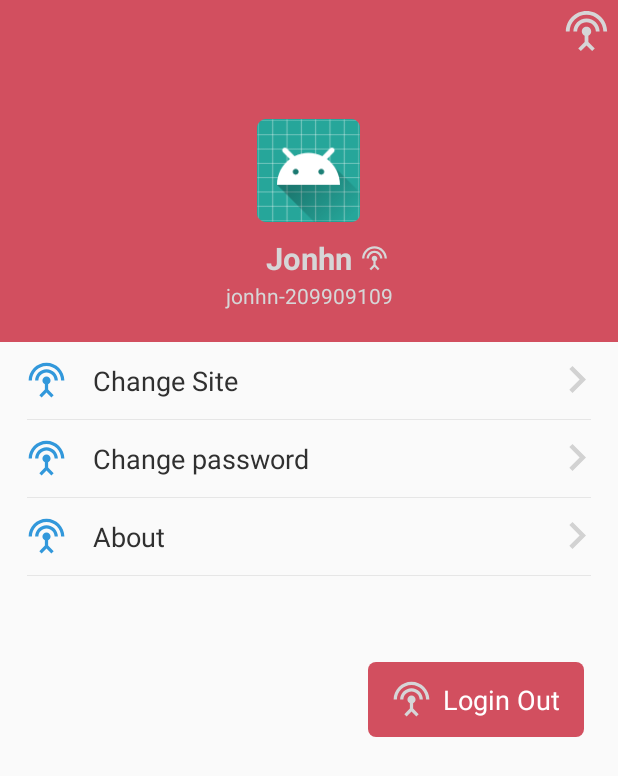
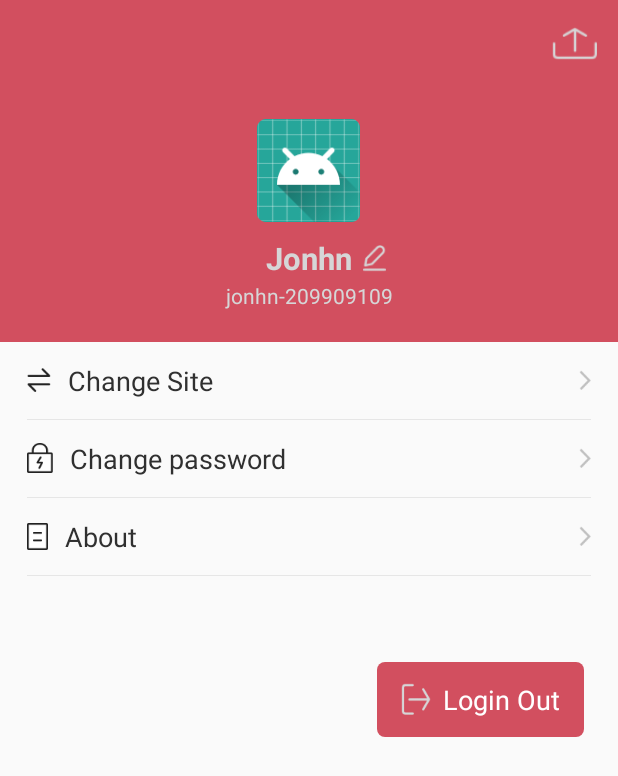
Before and after one commit to daxiaaaaaaaaaaaaa/powerstation, an Android app: the layout fragment_five.xml on its own in the app's theme, with its tools: preview values and no code run, on a phone screen of 412 x 824 dp. Shown: the top 776 px of the screen. Run offline under Robolectric (Android 15) with nearby library versions, the phone set to English and light mode, and no system bars; network calls fail.

Commit message:
优化界面

```diff
--- a/app/src/main/res/drawable/ic_keyboard_arrow_right_black_24dp.xml
+++ /dev/null
@@ -1,10 +0,0 @@
-<vector xmlns:android="http://schemas.android.com/apk/res/android"
-    android:width="36dp"
-    android:height="36dp"
-    android:tint="#D2D2D2"
-    android:viewportWidth="24.0"
-    android:viewportHeight="24.0">
-    <path
-        android:fillColor="#FF000000"
-        android:pathData="M8.59,16.34l4.58,-4.59 -4.58,-4.59L10,5.75l6,6 -6,6z" />
-</vector>
--- a/app/src/main/res/layout/fragment_five.xml
+++ b/app/src/main/res/layout/fragment_five.xml
@@ -17,8 +17,8 @@
             android:layout_width="30dp"
             android:layout_height="30dp"
             android:layout_alignParentRight="true"
-            android:layout_margin="@dimen/widget_size_5"
-            android:src="@drawable/ic_demo"
+            android:layout_margin="@dimen/widget_size_12"
+            android:src="@drawable/ic_share"
             android:tint="@color/white" />
 
         <ImageView
@@ -49,7 +49,7 @@
             android:layout_above="@+id/user_info_id"
             android:layout_toRightOf="@+id/user_info_name"
             android:padding="@dimen/widget_size_5"
-            android:src="@drawable/ic_demo"
+            android:src="@drawable/ic_editor"
             android:tint="@color/white" />
 
         <TextView
@@ -65,7 +65,7 @@
 
     <TextView
         style="@style/UserInfoText"
-        android:drawableLeft="@drawable/ic_demo"
+        android:drawableLeft="@drawable/ic_chang_site"
         android:text="Change Site" />
 
     <View
@@ -75,7 +75,7 @@
 
     <TextView
         style="@style/UserInfoText"
-        android:drawableLeft="@drawable/ic_demo"
+        android:drawableLeft="@drawable/ic_chage_password"
         android:text="Change password" />
 
     <View
@@ -85,7 +85,7 @@
 
     <TextView
         style="@style/UserInfoText"
-        android:drawableLeft="@drawable/ic_demo"
+        android:drawableLeft="@drawable/ic_about"
         android:text="About" />
 
     <View
@@ -102,7 +102,7 @@
         android:layout_gravity="right"
         android:layout_marginTop="@dimen/widget_size_50"
         android:layout_marginRight="@dimen/widget_size_20"
-        android:drawableLeft="@drawable/ic_demo"
+        android:drawableLeft="@drawable/ic_logout"
         android:drawablePadding="8dp"
         android:drawableTint="@color/white"
         android:gravity="center_vertical"
--- a/app/src/main/res/values/view_style.xml
+++ b/app/src/main/res/values/view_style.xml
@@ -76,10 +76,10 @@
     <style name="UserInfoText">
         <item name="android:layout_width">match_parent</item>
         <item name="android:layout_height">@dimen/widget_size_45</item>
-        <item name="android:drawableRight">@drawable/ic_keyboard_arrow_right_black_24dp</item>
-        <item name="android:drawablePadding">@dimen/widget_size_16</item>
+        <item name="android:drawableRight">@drawable/ic_right</item>
+        <item name="android:drawablePadding">@dimen/widget_size_10</item>
         <item name="android:paddingLeft">@dimen/widget_size_16</item>
-        <item name="android:paddingRight">@dimen/widget_size_8</item>
+        <item name="android:paddingRight">@dimen/widget_size_16</item>
         <item name="android:textSize">@dimen/font_size_16</item>
         <item name="android:textColor">@color/color_black</item>
         <item name="android:gravity">center_vertical</item>
```
Also changed, not shown: app/src/main/res/drawable-xhdpi/ic_about.png (added), app/src/main/res/drawable-xhdpi/ic_chage_password.png (added), app/src/main/res/drawable-xhdpi/ic_chang_site.png (added), app/src/main/res/drawable-xhdpi/ic_editor.png (added), app/src/main/res/drawable-xhdpi/ic_logout.png (added), app/src/main/res/drawable-xhdpi/ic_share.png (added).
